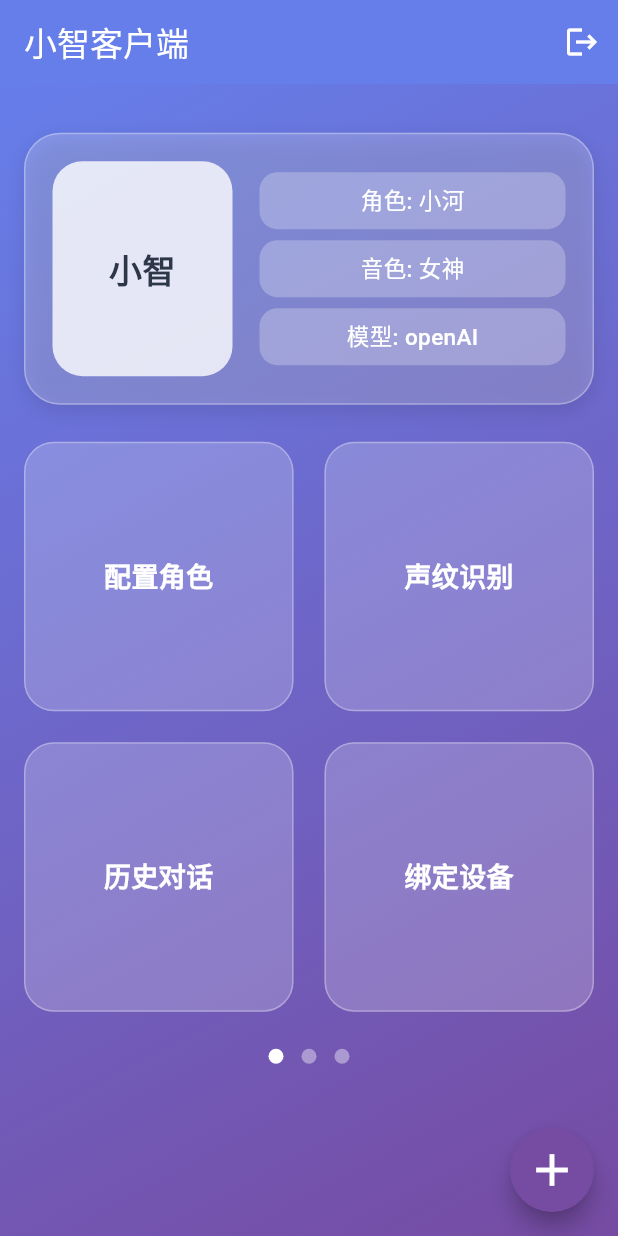
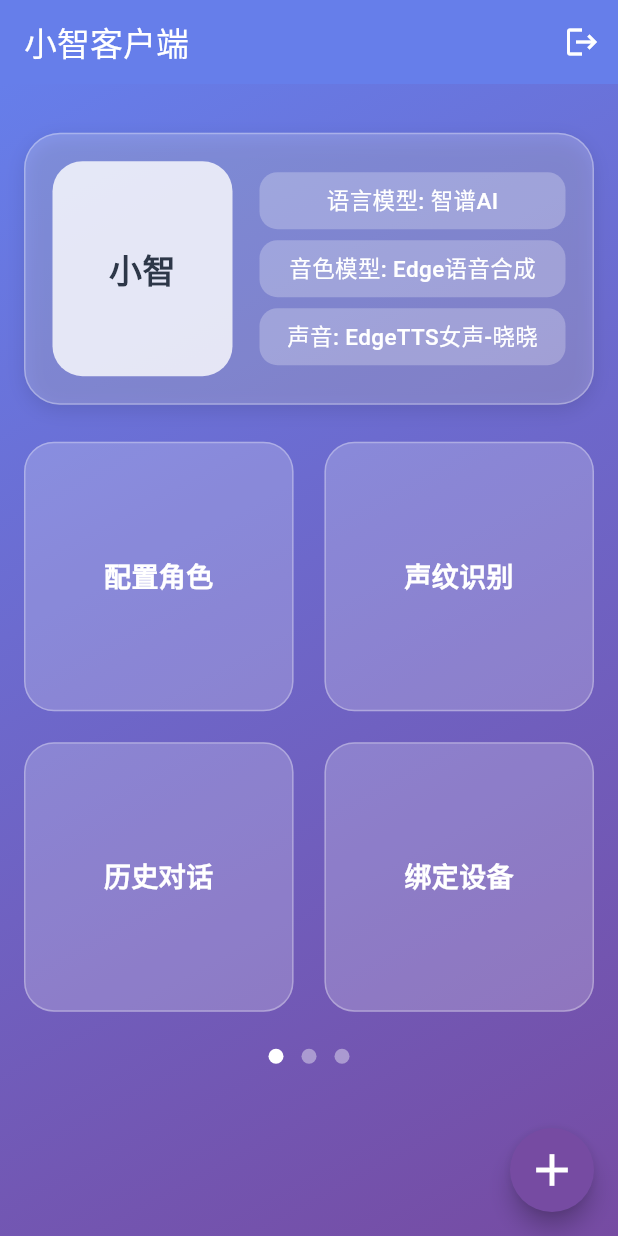
Before and after one commit to szfpai/fp_xiaozhi_client, a Flutter app: the HomeScreen screen opened directly, on a phone screen of 412 x 824 dp. Run offline on Flutter 3.47's test engine with Material 3 defaults, Android fonts, the phone set to English and light mode, and no system bars; our stand-ins replace flutter_secure_storage, fluttertoast, just_audio, shared_preferences; accounts and stored records are empty; network calls fail.

Commit message:
homepage data

```diff
--- a/lib/data/agent.dart
+++ b/lib/data/agent.dart
@@ -1,89 +1,78 @@
 import 'dart:convert';
 
 class Agent {
-  final int id;
-  final int userId;
+  final String id;
   final String agentName;
-  final String ttsVoice;
-  final String llmModel;
-  final String assistantName;
-  final String userName;
-  final String? memory;
-  final String character;
-  final int longMemorySwitch;
-  final String langCode;
-  final String language;
-  final String ttsSpeechSpeed;
-  final String asrSpeed;
-  final int ttsPitch;
+  final String ttsModelName;
+  final String ttsVoiceName;
+  final String llmModelName;
+  final String vllmModelName;
+  final String memModelId;
+  final String systemPrompt;
+  final String? summaryMemory;
+  final String? lastConnectedAt;
   final int deviceCount;
-  final String createdAt;
-  final String updatedAt;
 
   Agent({
     required this.id,
-    required this.userId,
     required this.agentName,
-    required this.ttsVoice,
-    required this.llmModel,
-    required this.assistantName,
-    required this.userName,
-    this.memory,
-    required this.character,
-    required this.longMemorySwitch,
-    required this.langCode,
-    required this.language,
-    required this.ttsSpeechSpeed,
-    required this.asrSpeed,
-    required this.ttsPitch,
+    required this.ttsModelName,
+    required this.ttsVoiceName,
+    required this.llmModelName,
+    required this.vllmModelName,
+    required this.memModelId,
+    required this.systemPrompt,
+    this.summaryMemory,
+    this.lastConnectedAt,
     required this.deviceCount,
-    required this.createdAt,
-    required this.updatedAt,
   });
 
   factory Agent.fromJson(Map<String, dynamic> json) {
     return Agent(
-      id: json['id'] ?? 0,
-      userId: json['user_id'] ?? 0,
-      agentName: json['agent_name'] ?? '',
-      ttsVoice: json['tts_voice'] ?? '',
-      llmModel: json['llm_model'] ?? '',
-      assistantName: json['assistant_name'] ?? '',
-      userName: json['user_name'] ?? '',
-      memory: json['memory'],
-      character: json['character'] ?? '',
-      longMemorySwitch: json['long_memory_switch'] ?? 0,
-      langCode: json['lang_code'] ?? '',
-      language: json['language'] ?? '',
-      ttsSpeechSpeed: json['tts_speech_speed'] ?? 'normal',
-      asrSpeed: json['asr_speed'] ?? 'normal',
-      ttsPitch: json['tts_pitch'] ?? 0,
+      id: json['id'] ?? '',
+      agentName: json['agentName'] ?? '',
+      ttsModelName: json['ttsModelName'] ?? '',
+      ttsVoiceName: json['ttsVoiceName'] ?? '',
+      llmModelName: json['llmModelName'] ?? '',
+      vllmModelName: json['vllmModelName'] ?? '',
+      memModelId: json['memModelId'] ?? '',
+      systemPrompt: json['systemPrompt'] ?? '',
+      summaryMemory: json['summaryMemory'],
+      lastConnectedAt: json['lastConnectedAt'],
       deviceCount: json['deviceCount'] ?? 0,
-      createdAt: json['created_at'] ?? '',
-      updatedAt: json['updated_at'] ?? '',
     );
   }
 
   Map<String, dynamic> toJson() {
     return {
       'id': id,
-      'user_id': userId,
-      'agent_name': agentName,
-      'tts_voice': ttsVoice,
-      'llm_model': llmModel,
-      'assistant_name': assistantName,
-      'user_name': userName,
-      'memory': memory,
-      'character': character,
-      'long_memory_switch': longMemorySwitch,
-      'lang_code': langCode,
-      'language': language,
-      'tts_speech_speed': ttsSpeechSpeed,
-      'asr_speed': asrSpeed,
-      'tts_pitch': ttsPitch,
+      'agentName': agentName,
+      'ttsModelName': ttsModelName,
+      'ttsVoiceName': ttsVoiceName,
+      'llmModelName': llmModelName,
+      'vllmModelName': vllmModelName,
+      'memModelId': memModelId,
+      'systemPrompt': systemPrompt,
+      'summaryMemory': summaryMemory,
+      'lastConnectedAt': lastConnectedAt,
       'deviceCount': deviceCount,
-      'created_at': createdAt,
-      'updated_at': updatedAt,
     };
   }
+
+  // 为了保持向后兼容，添加一些 getter 方法
+  String get ttsVoice => ttsVoiceName;
+  String get llmModel => llmModelName;
+  String get character => systemPrompt;
+  String? get memory => summaryMemory;
+  String get assistantName => agentName; // 使用 agentName 作为 assistantName
+  String get userName => ''; // 暂时返回空字符串
+  String get language => '中文'; // 默认中文
+  String get langCode => 'zh'; // 默认中文代码
+  String get ttsSpeechSpeed => 'normal'; // 默认正常速度
+  String get asrSpeed => 'normal'; // 默认正常速度
+  int get ttsPitch => 0; // 默认音调
+  int get userId => 0; // 暂时返回 0
+  String get createdAt => ''; // 暂时返回空字符串
+  String get updatedAt => ''; // 暂时返回空字符串
+  int get longMemorySwitch => 1; // 默认开启长记忆
 }
--- a/lib/mock/home_mock.dart
+++ b/lib/mock/home_mock.dart
@@ -3,84 +3,52 @@ import '../data/agent.dart';
 List<Agent> getMockAgents() {
   return [
     Agent(
-      id: 1,
-      userId: 1,
+      id: '1',
       agentName: '小智',
-      ttsVoice: '女神',
-      llmModel: 'openAI',
-      assistantName: '小助理',
-      userName: '天平',
-      character: '小河',
-      language: '中文',
-      longMemorySwitch: 1,
-      langCode: 'zh',
-      ttsSpeechSpeed: 'normal',
-      asrSpeed: 'normal',
-      ttsPitch: 0,
+      ttsModelName: 'Edge语音合成',
+      ttsVoiceName: 'EdgeTTS女声-晓晓',
+      llmModelName: '智谱AI',
+      vllmModelName: '智谱视觉AI',
+      memModelId: 'Memory_nomem',
+      systemPrompt: '你是小智，一个友好的AI助手。',
       deviceCount: 1,
-      createdAt: '2024-01-01',
-      updatedAt: '2024-01-01',
     ),
     Agent(
-      id: 2,
-      userId: 1,
+      id: '2',
       agentName: '小梦',
-      ttsVoice: '御姐',
-      llmModel: 'Kimi',
-      assistantName: '大助理',
-      userName: '小芳',
-      character: '小溪',
-      language: '英文',
-      longMemorySwitch: 1,
-      langCode: 'en',
-      ttsSpeechSpeed: 'normal',
-      asrSpeed: 'normal',
-      ttsPitch: 0,
+      ttsModelName: 'Edge语音合成',
+      ttsVoiceName: 'EdgeTTS男声-云扬',
+      llmModelName: '智谱AI',
+      vllmModelName: '智谱视觉AI',
+      memModelId: 'Memory_nomem',
+      systemPrompt: '你是小梦，一个专业的AI助手。',
       deviceCount: 2,
-      createdAt: '2024-01-01',
-      updatedAt: '2024-01-01',
     ),
     Agent(
-      id: 3,
-      userId: 1,
+      id: '3',
       agentName: '小慧',
-      ttsVoice: '萝莉',
-      llmModel: 'Gemini',
-      assistantName: '中助理',
-      userName: '小明',
-      character: '小江',
-      language: '日文',
-      longMemorySwitch: 1,
-      langCode: 'ja',
-      ttsSpeechSpeed: 'normal',
-      asrSpeed: 'normal',
-      ttsPitch: 0,
+      ttsModelName: 'Edge语音合成',
+      ttsVoiceName: 'EdgeTTS女声-晓伊',
+      llmModelName: '智谱AI',
+      vllmModelName: '智谱视觉AI',
+      memModelId: 'Memory_nomem',
+      systemPrompt: '你是小慧，一个聪明的AI助手。',
       deviceCount: 3,
-      createdAt: '2024-01-01',
-      updatedAt: '2024-01-01',
     ),
   ];
 }
 
 Agent getMockAgent() {
   return Agent(
-    id: 1,
-    userId: 1,
+    id: '1',
     agentName: '小智',
-    ttsVoice: '女神',
-    llmModel: 'openAI',
-    assistantName: '小助理',
-    userName: '天平',
-    character: '小河',
-    language: '中文',
-    longMemorySwitch: 1,
-    langCode: 'zh',
-    ttsSpeechSpeed: 'normal',
-    asrSpeed: 'normal',
-    ttsPitch: 0,
+    ttsModelName: 'Edge语音合成',
+    ttsVoiceName: 'EdgeTTS女声-晓晓',
+    llmModelName: '智谱AI',
+    vllmModelName: '智谱视觉AI',
+    memModelId: 'Memory_nomem',
+    systemPrompt: '你是小智，一个友好的AI助手。',
     deviceCount: 1,
-    createdAt: '2024-01-01',
-    updatedAt: '2024-01-01',
   );
 }
 
--- a/lib/screens/device_binding_screen.dart
+++ b/lib/screens/device_binding_screen.dart
@@ -1,7 +1,7 @@
 import 'package:flutter/material.dart';
 
 class DeviceBindingScreen extends StatefulWidget {
-  final int agentId;
+  final String agentId;
   const DeviceBindingScreen({super.key, required this.agentId});
 
   @override
--- a/lib/screens/history_screen.dart
+++ b/lib/screens/history_screen.dart
@@ -4,7 +4,7 @@ import '../services/agent_service.dart';
 import '../services/auth_service.dart';
 
 class HistoryScreen extends StatefulWidget {
-  final int agentId;
+  final String agentId;
   const HistoryScreen({super.key, required this.agentId});
 
   @override
--- a/lib/screens/home_screen.dart
+++ b/lib/screens/home_screen.dart
@@ -290,9 +290,9 @@ class _HomeScreenState extends State<HomeScreen> {
               crossAxisAlignment: CrossAxisAlignment.stretch,
               mainAxisAlignment: MainAxisAlignment.spaceEvenly, // 均匀分布
               children: [
-                _buildInfoRow('角色: ${agent.character}', Colors.white.withOpacity(0.25), Colors.white),
-                _buildInfoRow('音色: ${agent.ttsVoice}', Colors.white.withOpacity(0.25), Colors.white),
-                _buildInfoRow('模型: ${agent.llmModel}', Colors.white.withOpacity(0.25), Colors.white),
+                _buildInfoRow('语言模型: ${agent.llmModel}', Colors.white.withOpacity(0.25), Colors.white),
+                _buildInfoRow('音色模型: ${agent.ttsModelName}', Colors.white.withOpacity(0.25), Colors.white),
+                _buildInfoRow('声音: ${agent.ttsVoiceName}', Colors.white.withOpacity(0.25), Colors.white),
               ],
             ),
           ),
--- a/lib/services/agent_service.dart
+++ b/lib/services/agent_service.dart
@@ -9,8 +9,8 @@ class AgentService {
   AgentService({required this.authService});
 
   /// 获取某个agent的聊天历史
-  Future<AgentHistory> getHistory(int agentId) async {
-    final token = authService.token;
+  Future<AgentHistory> getHistory(String agentId) async {
+    final token = await authService.getToken();
     if (token == null) {
       // 返回 mock 数据
       return AgentHistory(
--- a/lib/services/template_service.dart
+++ b/lib/services/template_service.dart
@@ -11,7 +11,7 @@ class TemplateService {
 
   Future<List<Template>> getTemplates() async {
     final url = Uri.parse('${AppConfig.baseUrl}/api/roles/templates');
-    final token = authService.token;
+    final token = await authService.getToken();
 
     if (token == null || token.isEmpty) {
       // 根据你的业务逻辑，可以抛出异常或返回空列表/mock数据
```
Also changed, not shown: lib/main.dart (+98 -1 lines), lib/screens/character_config_screen.dart (+10 -17 lines), lib/screens/voiceprint_screen.dart (+8 -4 lines), lib/services/auth_service.dart (+68 -0 lines), lib/services/home_service.dart (+37 -10 lines).
